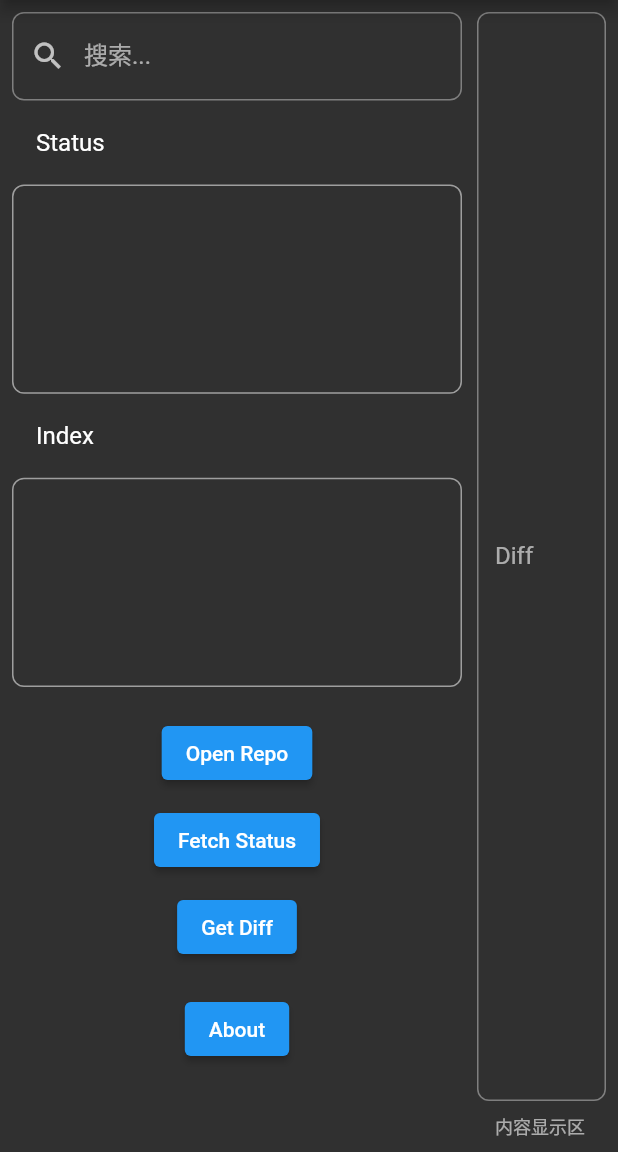
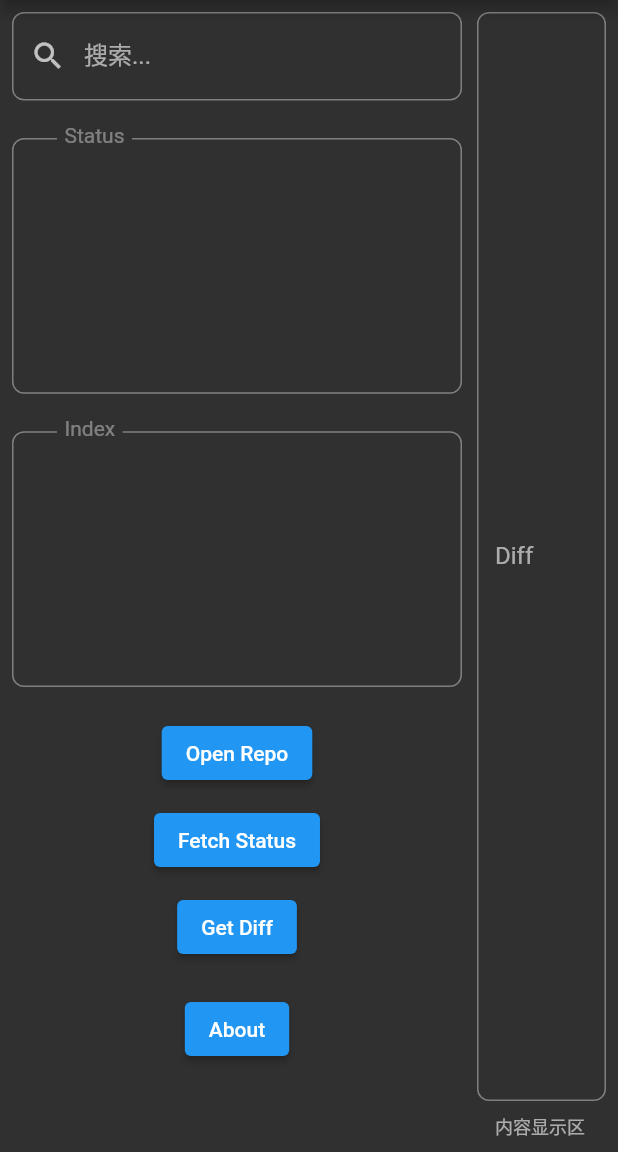
Before and after one commit to loaden/gitgui, a Flutter app: the screen it shows after launch, on a phone screen of 412 x 824 dp, the part 84-1236 px from its top. Run offline on Flutter 3.47's test engine with Material 2 defaults, Android fonts, the phone set to English and light mode, and no system bars; our stand-ins replace file_picker; missing offline and left inert: dart:ffi, flutter_rust_bridge.

Commit message:
Create border with text embedded

```diff
--- a/lib/views/home.dart
+++ b/lib/views/home.dart
@@ -4,6 +4,7 @@ import 'package:file_picker/file_picker.dart';
 import 'package:gitgui/bridge_api.dart';
 import 'package:gitgui/route/route.dart' as route;
 import 'package:gitgui/native.dart';
+import 'package:gitgui/widget/box_container.dart';
 
 class Home extends StatefulWidget {
   const Home({super.key});
@@ -94,10 +95,18 @@ class _HomeState extends State<Home> {
                       ),
                     ),
                   ),
-                  const ListTile(title: Text("Status")),
-                  statusListView(),
-                  const ListTile(title: Text("Index")),
-                  indexListView(),
+                  Expanded(
+                    child: BoxContainer(
+                      title: "Status",
+                      child: statusListView(),
+                    ),
+                  ),
+                  Expanded(
+                    child: BoxContainer(
+                      title: "Index",
+                      child: indexListView(),
+                    ),
+                  ),
                   const SizedBox(height: 20),
                   ElevatedButton(
                     onPressed: () => _rustOpenRepo(),
@@ -127,14 +136,8 @@ class _HomeState extends State<Home> {
     );
   }
 
-  Expanded statusListView() {
-    return Expanded(
-      child: Container(
-        decoration: BoxDecoration(
-          borderRadius: BorderRadius.circular(8.0),
-          border: Border.all(color: Colors.grey),
-        ),
-        child: ListView(
+  ListView statusListView() {
+    return ListView(
       padding: const EdgeInsets.all(10),
       itemExtent: 36,
       children: List.generate(_statusItems.length, (index) {
@@ -151,19 +154,11 @@ class _HomeState extends State<Home> {
           },
         );
       }),
-        ),
-      ),
     );
   }
 
-  Expanded indexListView() {
-    return Expanded(
-      child: Container(
-        decoration: BoxDecoration(
-          borderRadius: BorderRadius.circular(8.0),
-          border: Border.all(color: Colors.grey),
-        ),
-        child: ListView(
+  ListView indexListView() {
+    return ListView(
       padding: const EdgeInsets.all(10),
       itemExtent: 36,
       children: List.generate(_indexItems.length, (index) {
@@ -181,8 +176,6 @@ class _HomeState extends State<Home> {
           },
         );
       }),
-        ),
-      ),
     );
   }
 
--- /dev/null
+++ b/lib/widget/box_container.dart
@@ -0,0 +1,38 @@
+import 'package:flutter/material.dart';
+
+class BoxContainer extends StatelessWidget {
+  final String title;
+  final Widget child;
+  const BoxContainer({super.key, required this.title, required this.child});
+
+  @override
+  Widget build(BuildContext context) {
+    return Stack(
+      children: [
+        Container(
+          margin: const EdgeInsets.only(top: 25),
+          decoration: BoxDecoration(
+            border: Border.all(color: Theme.of(context).disabledColor),
+            borderRadius: BorderRadius.circular(8.0),
+          ),
+          child: child,
+        ),
+        Positioned(
+          left: 30,
+          top: 15,
+          child: Container(
+            padding: const EdgeInsets.only(left: 5, right: 5),
+            color: Theme.of(context).scaffoldBackgroundColor,
+            child: Text(
+              title,
+              style: TextStyle(
+                color: Theme.of(context).disabledColor,
+                fontSize: 14,
+              ),
+            ),
+          ),
+        ),
+      ],
+    );
+  }
+}
```
Lines whose indentation alone changed are shown as unchanged.
